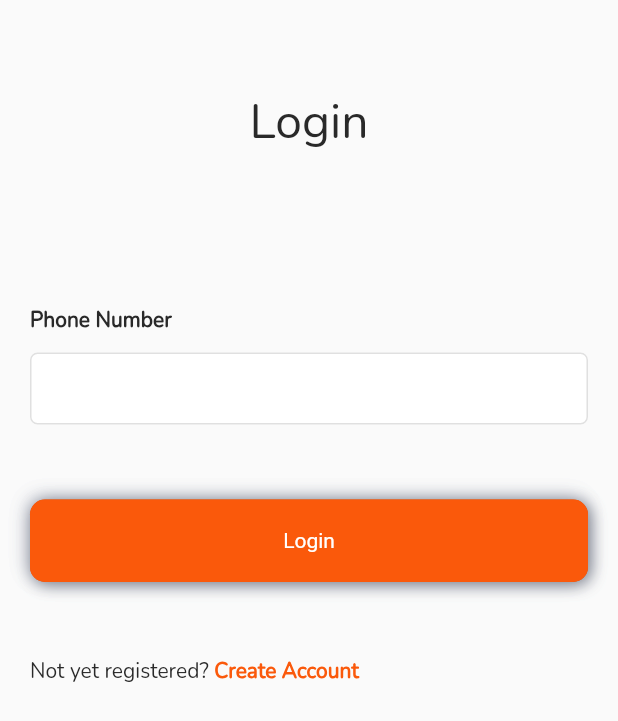
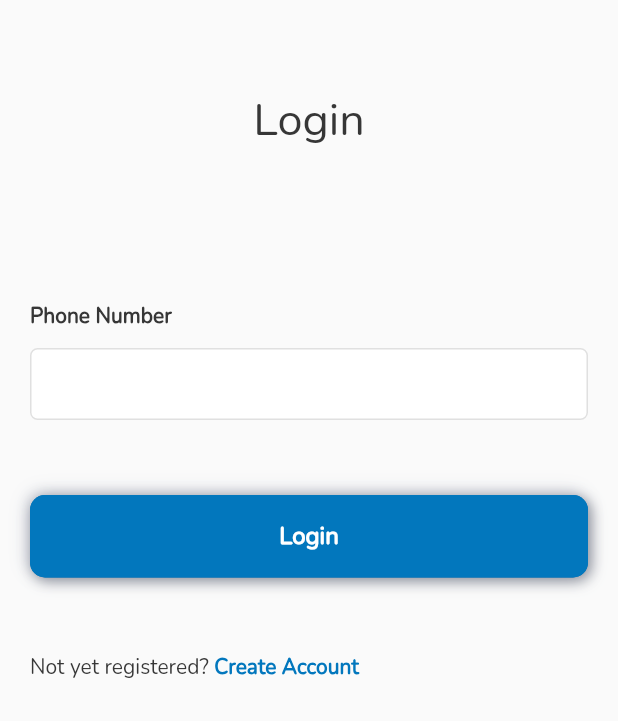
Before and after one commit to shabinsharafi/flutter-boiler-provider, a Flutter app: the screen it shows after launch, on a phone screen of 412 x 824 dp. Shown: the top 721 px of the screen. Run offline on Flutter 3.47's test engine with Material 2 defaults, Android fonts, the phone set to English and light mode, and no system bars; our stand-ins replace dropdown_search, flutter_svg, otp_text_field, shared_preferences, shimmer; accounts and stored records are empty; Roboto replaces fonts that are missing (ModernEraRegular); project files that could hold a hidden picture were left out.

```diff
--- a/lib/styles/styles.dart
+++ b/lib/styles/styles.dart
@@ -31,9 +31,9 @@ class Styles {
   static const SizedBox spaceWidth50 = SizedBox(width: 50);
 
   static InputDecoration inputForm(
-          {Color backgroundColor = Colors.white,
-          final double radius = 5,
-          final EdgeInsets? contentPadding}) =>
+      {Color backgroundColor = Colors.white,
+        final double radius = 5,
+        final EdgeInsets? contentPadding}) =>
       InputDecoration(
         filled: true,
         hintStyle: const TextStyle(color: Colors.grey),
@@ -109,7 +109,7 @@ class Styles {
         image: AssetImage("assets/logo.png"), fit: BoxFit.fill);
   }
 
-  List<BoxShadow>? buttonShadow({double blurRadius = 10, double offset = 2, double opacity = 0.28}) {
+  static List<BoxShadow>? buttonShadow({double blurRadius = 10, double offset = 2, double opacity = 0.28}) {
     return <BoxShadow>[
       BoxShadow(
         color: Color(0xFF4E5978).withOpacity(opacity-0.11),
@@ -159,17 +159,24 @@ class _Dimens {
 }
 
 class _Color {
-  final primaryColor = Utilities.getMaterialColor(Color(0xFFfa590b));
+  // final primaryColor = Utilities.getMaterialColor(Color(0xFF4285f4));
+  // final primaryColor = Utilities.getMaterialColor(Color(0xFF01579B));
+  // final primaryColor = Utilities.getMaterialColor(Color(0xFF234674));
+  final primaryColor = Utilities.getMaterialColor(Color(0xFF0277BD));
   final secondaryColor = Utilities.getMaterialColor(Color(0xFFf46ba3));
   final accentColor = Color.fromARGB(255, 241, 212, 80);
   final blueColor = Color.fromARGB(255, 35, 70, 116);
   final skyBlueColor = Color.fromARGB(255, 71, 194, 202);
   final redColor = Color.fromARGB(255, 230, 96, 101);
-  final textColor = Color(0xFF292929);
-  final textColorLight = Color(0xFF484848);
-  final textColorHint = Color(0xFFE2E2E2);
+  final textColor = Color(0xFF363636);
+  final textColorLight = Color(0xFF595959);
+  final textColorTooLight = Color(0xFF797979);
+  final textColorHint = Color(0xFF676767);
+  final dividerColor = Color(0xFF484848).withOpacity(0.4);
+  final textFieldColor = Color(0xFFF5F5F5);
+  final textFieldBorderColor = Color(0xFFDEDEDE);
   final fadedWhite = Color(0xFF9C9FA8);
-  final normalWhite = Color(0xFFFFFFFF);
+  final white = Color(0xFFFFFFFF);
   final primaryOrange = Color(0xFFE1953B);
   final fontColorOrange2 = Color(0xFFF1925C);
   final fontColorOrange = Color(0xFFD3663B);
@@ -183,19 +190,24 @@ class _Color {
   final backgroundGreyV2 = Color(0xFF1A2135);
   final backgroundGreyV3 = Color(0xFF2C3650);
   final backgroundBlack = Color(0xFF1A2135);
-  final profileCardBg = Color(0xFF141B30);
+  final profileCardBg = Color(0xFFFFFFFF);
   final boxBorder = Color(0xFF30394A);
-  final backGroundColor = Color.fromARGB(40, 255, 255, 255);
+  final backGroundColor = Color.fromARGB(255, 255, 255, 255);
 }
 
 class _TextStyle {
   final tooBigHeadingTS = TextStyle(
-      fontSize: 32,
+      fontSize: 30,
       fontWeight: FontWeight.w500,
       color: Styles.color.textColor,
       fontFamily: Styles.fontFamilyRegular);
+  final tooBigHeadingBoldTS = TextStyle(
+      fontSize: 30,
+      fontWeight: FontWeight.w600,
+      color: Styles.color.textColor,
+      fontFamily: Styles.fontFamilyRegular);
   final bigHeadingTS = TextStyle(
-      fontSize: 26,
+      fontSize: 24,
       fontWeight: FontWeight.w500,
       color: Styles.color.textColor,
       fontFamily: Styles.fontFamilyRegular);
@@ -210,22 +222,29 @@ class _TextStyle {
       color: Styles.color.textColor,
       fontFamily: Styles.fontFamilyRegular);
   final subHeadingTS = TextStyle(
-      fontSize: 16,
+      fontSize: 18,
       color: Styles.color.textColor,
+      fontWeight: FontWeight.w400,
       fontFamily: Styles.fontFamilyRegular);
-  final itemHeaderTS = TextStyle(
-      fontSize: 16,
+  final subHeadingBoldTS = TextStyle(
+      fontSize: 18,
+      color: Styles.color.textColor,
+      fontWeight: FontWeight.w600,
+      fontFamily: Styles.fontFamilyRegular);
+  final subHeadingSemiBoldTS = TextStyle(
+      fontSize: 18,
       color: Styles.color.textColor,
       fontWeight: FontWeight.w500,
-      fontFamily: Styles.fontFamilyRegular);
-  final priceTS = TextStyle(
-      fontSize: 16,
-      color: Styles.color.textColor,
-      fontWeight: FontWeight.w600,
       fontFamily: Styles.fontFamilyRegular);
   final regularTS = TextStyle(
       fontSize: 16,
       color: Styles.color.textColor,
+      fontWeight: FontWeight.w400,
+      fontFamily: Styles.fontFamilyRegular);
+  final regularSemiBoldTS = TextStyle(
+      fontSize: 16,
+      color: Styles.color.textColor,
+      fontWeight: FontWeight.w500,
       fontFamily: Styles.fontFamilyRegular);
   final regularBoldTS = TextStyle(
       fontSize: 16,
@@ -235,6 +254,7 @@ class _TextStyle {
   final normalTS = TextStyle(
       fontSize: 14,
       color: Styles.color.textColor,
+      fontWeight: FontWeight.w400,
       fontFamily: Styles.fontFamilyRegular);
   final normalBoldTS = TextStyle(
       fontSize: 14,
@@ -244,6 +264,7 @@ class _TextStyle {
   final smallTS = TextStyle(
       fontSize: 12,
       color: Styles.color.textColor,
+      fontWeight: FontWeight.w400,
       fontFamily: Styles.fontFamilyRegular);
   final smallBoldTS = TextStyle(
     fontSize: 12,
--- a/lib/widgets/PrimaryButton.dart
+++ b/lib/widgets/PrimaryButton.dart
@@ -1,7 +1,6 @@
 import 'package:boiler_plate_app/styles/styles.dart';
 import 'package:boiler_plate_app/styles/theme.dart';
 import 'package:flutter/material.dart';
-
 
 class PrimaryButton extends StatelessWidget {
   final String text;
@@ -11,18 +10,23 @@ class PrimaryButton extends StatelessWidget {
   final double paddingTop;
   final bool hideShadow;
   final bool isDisabled;
+  final bool fullWidth;
   final EdgeInsets? buttonPadding;
   final IconData? icon;
   final Color? iconColor;
   final Color? color;
+  final Color? textColor;
 
-  const PrimaryButton(this.text, {this.onTap,
+  const PrimaryButton(this.text,
+      {this.onTap,
       this.width,
       this.height = 55,
       this.paddingTop = 0,
       this.hideShadow = false,
       this.isDisabled = false,
+      this.fullWidth = false,
       this.buttonPadding,
+      this.textColor,
       this.icon,
       this.color,
       this.iconColor}); // change this
@@ -33,17 +37,22 @@ class PrimaryButton extends StatelessWidget {
         padding: EdgeInsets.only(top: paddingTop),
         child: Container(
           height: height,
-          width: width ?? MediaQuery.of(context).size.width,
+          width:
+              width ?? (fullWidth ? MediaQuery.of(context).size.width : null),
           decoration: BoxDecoration(
               borderRadius: BorderRadius.circular(10),
-              boxShadow: hideShadow ? null : buttonShadow(),
-              color: isDisabled?Colors.grey[700]:null,
-              gradient: isDisabled?null:LinearGradient(
+              boxShadow: hideShadow
+                  ? null
+                  : buttonShadow(blurRadius: 6, offset: 2.2, opacity: 0.2),
+              color: isDisabled ? Colors.grey[700] : null,
+              gradient: isDisabled
+                  ? null
+                  : LinearGradient(
                       begin: Alignment.topLeft,
                       end: Alignment.topRight,
                       colors: [
-                  color??Styles.color.primaryColor,
-                  color??Styles.color.primaryColor,
+                        color ?? Styles.color.primaryColor,
+                        color ?? Styles.color.primaryColor,
                       ],
                     )),
           child: Material(
@@ -55,7 +64,7 @@ class PrimaryButton extends StatelessWidget {
               height: height,
               padding: buttonPadding ??
                   const EdgeInsets.fromLTRB(5.0, 5.0, 5.0, 5.0),
-              onPressed: isDisabled?null:onTap,
+              onPressed: isDisabled ? null : onTap,
               child: Builder(builder: (context) {
                 if (icon != null) {
                   return Row(
@@ -67,21 +76,18 @@ class PrimaryButton extends StatelessWidget {
                         flex: 3,
                         child: Text(text,
                             //textAlign: TextAlign.center,
-                            style: Styles.textStyle.regularTS
-                                .copyWith(
-                                color: Colors.white,
-                                fontWeight: FontWeight.normal)),
+                            style: Styles.textStyle.regularBoldTS.copyWith(
+                              color: textColor ?? Colors.white,
+                            )),
                       )
                     ],
                   );
                 }
                 return Text(text,
                     textAlign: TextAlign.center,
-                    style:
-                    TextStyle(fontSize: 14, fontFamily: fontFamilyRegular)
-                        .copyWith(
-                        color: Colors.white,
-                        fontWeight: FontWeight.normal));
+                    style: Styles.textStyle.regularBoldTS.copyWith(
+                      color: textColor ?? Colors.white,
+                    ));
               }),
             ),
           ),
```
Also changed, not shown: lib/widgets/ActionItems.dart (added, +48 -0 lines), lib/widgets/BasicChips.dart (added, +41 -0 lines), lib/widgets/PrimaryButtonOutlined.dart (+4 -4 lines), lib/widgets/PrimaryInput.dart (+71 -20 lines), lib/widgets/PrimaryRadioButton.dart (+38 -16 lines), lib/widgets/SettingButton.dart (+35 -19 lines), lib/widgets/recentSearch.dart (added, +40 -0 lines), lib/widgets/spacing.dart (added, +23 -0 lines), lib/widgets/toolbar.dart (+25 -33 lines), pubspec.lock. Lines whose indentation alone changed are shown as unchanged.
